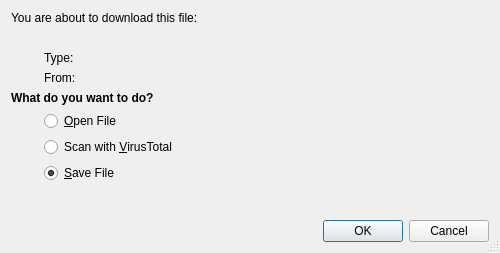
Above: Helpviewer/Download/DownloadAskActionDialog.ui from testmana2/test before the change. Below: the same form after it.
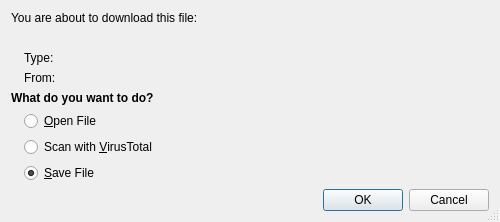
That is the form after the change.

Commit message: Added a puse button to the web browser download.

```diff
--- a/Helpviewer/Download/DownloadAskActionDialog.ui
+++ b/Helpviewer/Download/DownloadAskActionDialog.ui
@@ -7,7 +7,7 @@
     <x>0</x>
     <y>0</y>
     <width>500</width>
-    <height>253</height>
+    <height>202</height>
    </rect>
   </property>
   <property name="windowTitle">
@@ -29,7 +29,7 @@
      <item row="0" column="0">
       <widget class="QLabel" name="label_4">
        <property name="text">
-        <string notr="true">        </string>
+        <string notr="true"/>
        </property>
       </widget>
      </item>
@@ -90,7 +90,7 @@
      <item row="1" column="0">
       <widget class="QLabel" name="label_2">
        <property name="text">
-        <string notr="true">        </string>
+        <string notr="true"/>
        </property>
       </widget>
      </item>
@@ -149,19 +149,6 @@
      </item>
     </layout>
    </item>
-   <item>
-    <spacer name="verticalSpacer">
-     <property name="orientation">
-      <enum>Qt::Vertical</enum>
-     </property>
-     <property name="sizeHint" stdset="0">
-      <size>
-       <width>20</width>
-       <height>15</height>
-      </size>
-     </property>
-    </spacer>
-   </item>
    <item>
     <widget class="QDialogButtonBox" name="buttonBox">
      <property name="orientation">
```
The commit also changes 18 other files.
